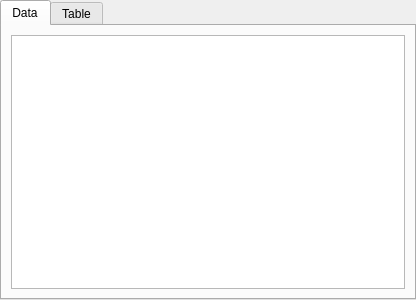
Above: src/table.ui from Frostshake/WDBx before the change. Below: the same form after it.
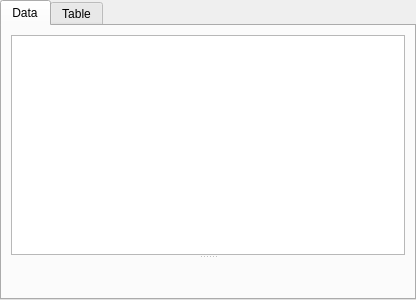
That is the form after the change. Custom widgets are drawn as their Qt base class.

Patch:
```diff
--- a/src/table.ui
+++ b/src/table.ui
@@ -13,7 +13,7 @@
   <property name="windowTitle">
    <string>Form</string>
   </property>
-  <layout class="QVBoxLayout" name="verticalLayout">
+  <layout class="QHBoxLayout" name="horizontalLayout_2">
    <property name="spacing">
     <number>6</number>
    </property>
@@ -52,7 +52,35 @@
       </attribute>
       <layout class="QVBoxLayout" name="verticalLayout_3">
        <item>
-        <widget class="QTableView" name="tableViewData"/>
+        <widget class="QSplitter" name="splitter">
+         <property name="sizePolicy">
+          <sizepolicy hsizetype="Expanding" vsizetype="Expanding">
+           <horstretch>0</horstretch>
+           <verstretch>0</verstretch>
+          </sizepolicy>
+         </property>
+         <property name="frameShape">
+          <enum>QFrame::NoFrame</enum>
+         </property>
+         <property name="orientation">
+          <enum>Qt::Vertical</enum>
+         </property>
+         <property name="opaqueResize">
+          <bool>true</bool>
+         </property>
+         <property name="childrenCollapsible">
+          <bool>false</bool>
+         </property>
+         <widget class="QTableView" name="tableViewData">
+          <property name="sizePolicy">
+           <sizepolicy hsizetype="Expanding" vsizetype="Expanding">
+            <horstretch>0</horstretch>
+            <verstretch>1</verstretch>
+           </sizepolicy>
+          </property>
+         </widget>
+            <widget class="QueryEditor" name="widgetEditor" native="true"/>
+        </widget>
        </item>
       </layout>
      </widget>
@@ -161,6 +189,14 @@
    </item>
   </layout>
  </widget>
+ <customwidgets>
+  <customwidget>
+   <class>QueryEditor</class>
+   <extends>QWidget</extends>
+   <header>queryeditor.h</header>
+   <container>1</container>
+  </customwidget>
+ </customwidgets>
  <resources/>
  <connections/>
 </ui>
```
Left out of the diff: 2 changed lines with no effect on the pictures.
